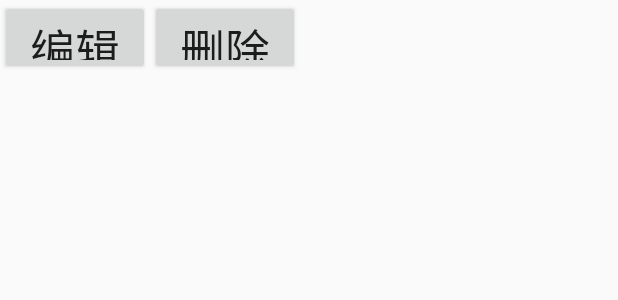
After one commit to JiangZuoMeng/ManLvTu-android-old, an Android app: the layout popup_window_for_single_travel_view_list_item.xml on its own in the app's theme, with its tools: preview values and no code run, on a phone screen of 412 x 824 dp. The commit adds this screen. Shown: the top 300 px of the screen. Run offline under Robolectric (Android 15) with nearby library versions, the phone set to English and light mode, and no system bars.

Commit message:
add marker for single map activity and list view long clicked listener

```diff
--- /dev/null
+++ b/code/android/TravelMap/app/src/main/res/layout/popup_window_for_single_travel_view_list_item.xml
@@ -0,0 +1,21 @@
+<?xml version="1.0" encoding="utf-8"?>
+<LinearLayout xmlns:android="http://schemas.android.com/apk/res/android"
+    android:orientation="horizontal" android:layout_width="200dip"
+    android:layout_height="50dip">
+
+    <Button
+        android:id="@+id/SingleTravelActivityListViewPopupLeftButton"
+        android:layout_weight="1"
+        android:layout_width="match_parent"
+        android:layout_height="match_parent"
+        android:textSize="30dip"
+        android:text="编辑"/>
+
+    <Button
+        android:id="@+id/SingleTravelActivityListViewPopupRightButton"
+        android:layout_weight="1"
+        android:layout_width="match_parent"
+        android:layout_height="match_parent"
+        android:textSize="30dip"
+        android:text="删除" />
+</LinearLayout>
```
Also changed, not shown: code/android/TravelMap/app/src/main/java/com/jiangzuomeng/travelmap/SingleTravelActivity.java (+58 -1 lines).
